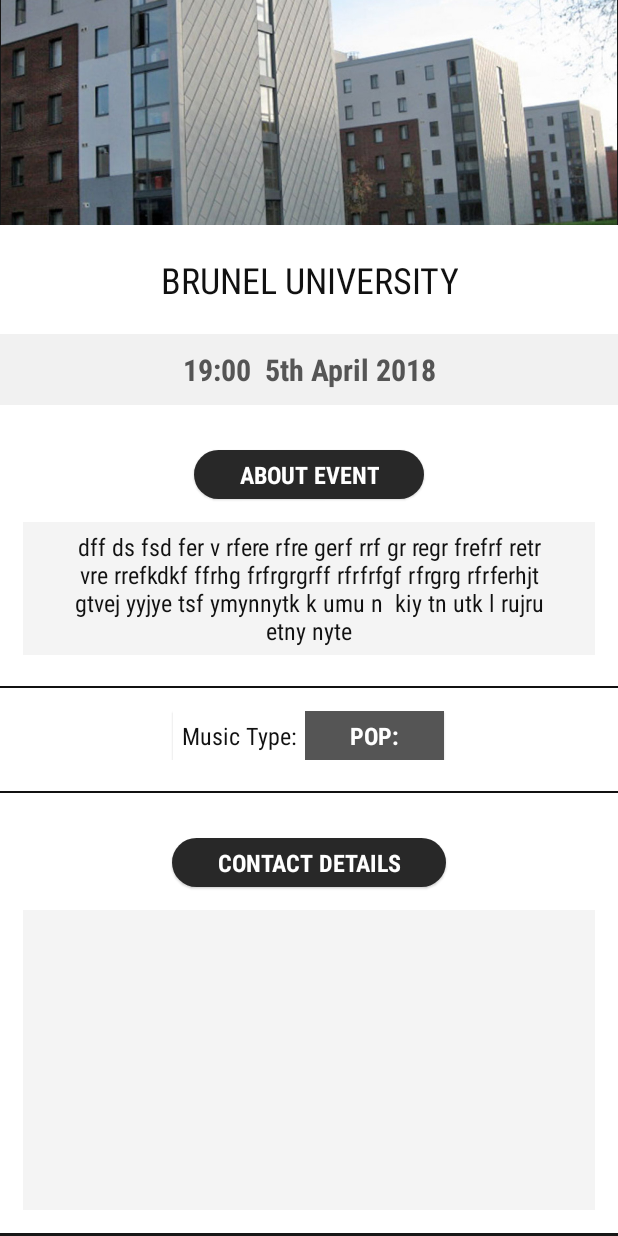
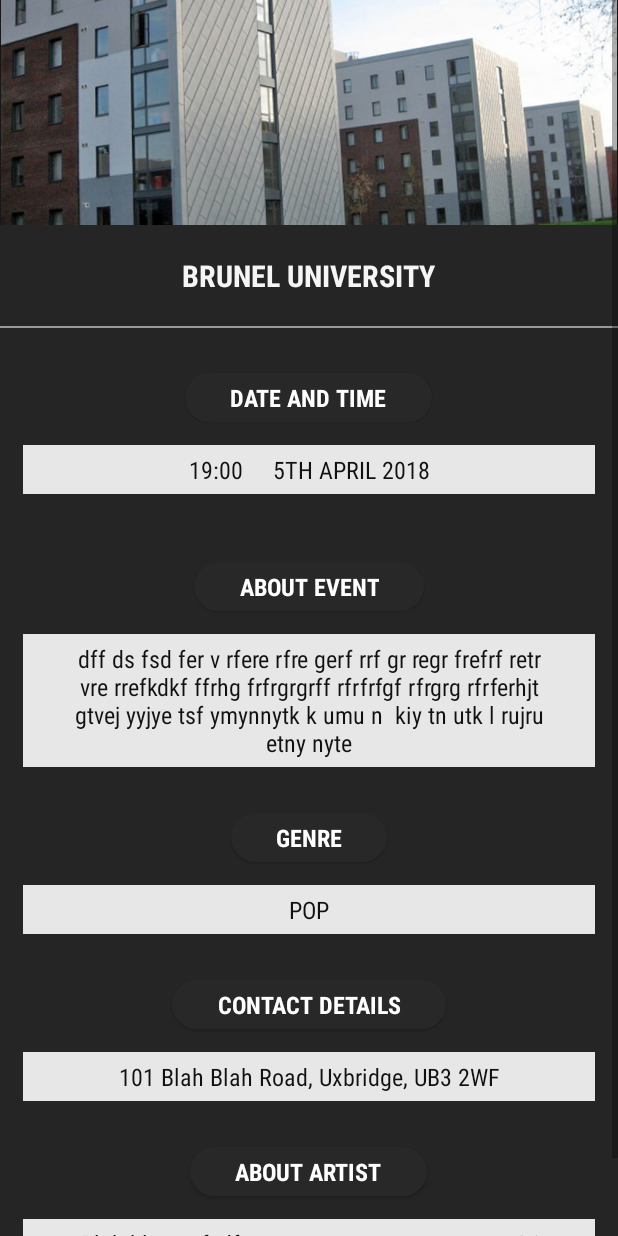
Before and after one commit to MiguelAAe/CS2001-group10-lab1, an Android app: the EventDetailActivity screen opened directly, with no data from a screen before it, on a phone screen of 412 x 824 dp. Run offline under Robolectric (Android 15) with nearby library versions, the phone set to English and light mode, and no system bars; our stand-ins replace Firebase (no records; nobody signed in at launch, a user with empty details on screens opened directly).

Commit message:
updated user interface for event details activity

```diff
--- a/MusicAppp/app/src/main/java/com/example/michael/musicapp/MainActivity.java
+++ b/MusicAppp/app/src/main/java/com/example/michael/musicapp/MainActivity.java
@@ -90,19 +90,6 @@ public class MainActivity extends AppCompatActivity {
 
         }
 
-        Firebase finding_events = new Firebase("https://musicapp-f8eb2.firebaseio.com/Events");
-        finding_events.addValueEventListener(new ValueEventListener() {
-            @Override
-            public void onDataChange(DataSnapshot dataSnapshot) {
-            }
-
-            @Override
-            public void onCancelled(FirebaseError firebaseError) {
-
-            }
-        });
-
-
 
 
         btnSettings = (LinearLayout) findViewById(R.id.setting_button);
--- a/MusicAppp/app/src/main/res/layout/activity_event_detail.xml
+++ b/MusicAppp/app/src/main/res/layout/activity_event_detail.xml
@@ -32,7 +32,7 @@
             <LinearLayout
                 android:layout_width="match_parent"
                 android:layout_height="wrap_content"
-                android:background="@color/white"
+                android:background="#252525"
                 android:orientation="vertical"
             >
                 <TextView
@@ -45,25 +45,32 @@
                     android:layout_marginBottom="20dp"
                     android:layout_gravity="center"
                     android:textAlignment="center"
-                    android:textColor="#111111"
-                    android:textSize="24sp"
+                    android:textColor="#f5f5f5"
+                    android:textSize="20sp"
+                    android:textStyle="bold"
                     android:fontFamily="sans-serif-condensed" />
 
+                <LinearLayout
+                    android:layout_width="match_parent"
+                    android:layout_height="1dp"
+                    android:background="#999999"></LinearLayout>
                 <TextView
-                    android:id="@+id/event_detail_time"
-                    android:text="19:00  5th April 2018"
-                    style=""
+                    android:text="DATE AND TIME"
+                    android:layout_marginTop="30dp"
+                    android:layout_marginBottom="0dp"
+                    style="@style/MiniHeading"
+                    />
+
+                <TextView
+                    android:text="19:00     5TH APRIL 2018"
+                    style="@style/MiniHeading"
+                    android:elevation="0dp"
                     android:layout_width="match_parent"
-                    android:layout_height="wrap_content"
-                    android:paddingTop="10dp"
-                    android:paddingBottom="10dp"
-                    android:layout_gravity="center"
-                    android:textAlignment="center"
-                    android:textColor="#555555"
-                    android:textSize="20sp"
-                    android:fontFamily="sans-serif-condensed"
-                    android:textStyle="bold"
-                    android:background="#f1f1f1"/>
+                    android:layout_margin="15dp"
+                    android:textColor="#111"
+                    android:textStyle="normal"
+                    android:background="#e7e7e7"
+                    />
 
                 <TextView
                     android:text="ABOUT EVENT"
@@ -78,68 +85,61 @@
                     android:elevation="0dp"
                     android:layout_width="match_parent"
                     android:layout_margin="15dp"
-                    android:textColor="#111111"
+                    android:textColor="#111"
                     android:textStyle="normal"
-                    android:background="#f4f4f4"
+                    android:background="#e7e7e7"
                    />
 
-                <LinearLayout
-                    android:layout_width="match_parent"
-                    android:layout_height="1dp"
-                    android:layout_marginTop="5dp"
-                    android:background="#111111"
-                    android:orientation="vertical"></LinearLayout>
-
-                <LinearLayout
-                    android:layout_width="match_parent"
-                    android:layout_height="wrap_content"
-                    android:layout_margin="15dp"
-                    android:layout_marginTop="5dp"
-                    android:gravity="center"
-                    android:orientation="horizontal">
-
-                    <TextView
-                        android:layout_width="wrap_content"
-                        android:layout_height="match_parent"
-                        android:text="Music Type:"
-                        android:background="#ffffff"
-                        android:textColor="#111111"
-                        android:textStyle="normal"
-                        style="@style/MiniHeading"
-                        android:padding="5dp"
-                        android:layout_marginTop="0dp"
-                        />
-
-                    <TextView
-                        android:layout_width="wrap_content"
-                        android:layout_height="match_parent"
-                        android:text="POP:"
-                        style="@style/MiniHeading"
-                        android:background="#555555"
-                        android:layout_margin="0dp"/>
-
-                </LinearLayout>
-
-                <LinearLayout
-                    android:layout_width="match_parent"
-                    android:layout_height="1dp"
-                    android:layout_marginTop="5dp"
-                    android:background="#111111"
-                    android:orientation="vertical"></LinearLayout>
-
                 <TextView
-                    android:text="CONTACT DETAILS"
-                    android:layout_marginTop="30dp"
+                    android:text="GENRE"
                     android:layout_marginBottom="0dp"
                     style="@style/MiniHeading"
                     />
 
-                <LinearLayout
+                <TextView
+                    android:text="POP"
+                    style="@style/MiniHeading"
+                    android:elevation="0dp"
                     android:layout_width="match_parent"
-                    android:layout_height="200dp"
-                    android:orientation="vertical"
                     android:layout_margin="15dp"
-                    android:background="#f4f4f4"></LinearLayout>
+                    android:textColor="#111"
+                    android:textStyle="normal"
+                    android:background="#e7e7e7"
+                    />
+
+                <TextView
+                    android:text="CONTACT DETAILS"
+                    android:layout_marginBottom="0dp"
+                    style="@style/MiniHeading"
+                    />
+
+                <TextView
+                    android:text="101 Blah Blah Road, Uxbridge, UB3 2WF"
+                    style="@style/MiniHeading"
+                    android:elevation="0dp"
+                    android:layout_width="match_parent"
+                    android:layout_margin="15dp"
+                    android:textColor="#111111"
+                    android:textStyle="normal"
+                    android:background="#e7e7e7"
+                    />
+                <TextView
+                    android:text="ABOUT ARTIST"
+                    android:layout_marginBottom="0dp"
+                    style="@style/MiniHeading"
+                    />
+
+                <TextView
+                    android:text="Blah blag asfsdfgnn gg regr g reg  re g wres gjyj sberg"
+                    style="@style/MiniHeading"
+                    android:elevation="0dp"
+                    android:layout_width="match_parent"
+                    android:layout_margin="15dp"
+                    android:textColor="#111111"
+                    android:textStyle="normal"
+                    android:background="#e7e7e7"
+                    />
+
 
 
 
```
